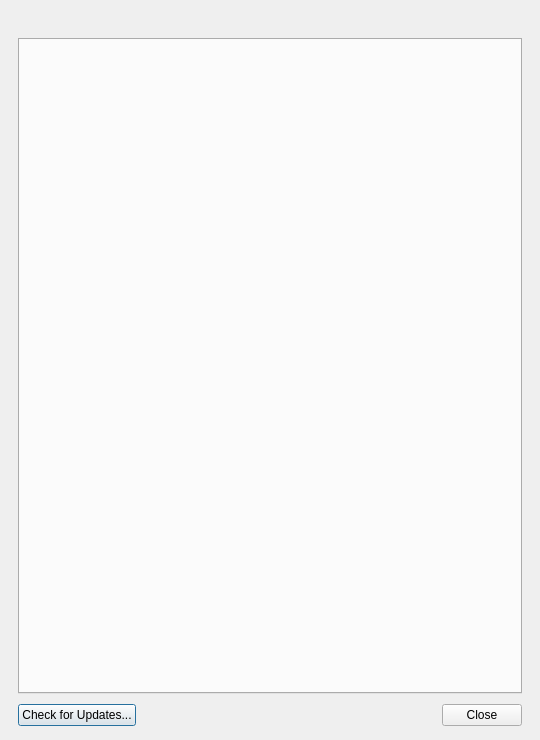
Syano18/GeoFASU_Mod, file main_dialog.ui: the form before one commit.
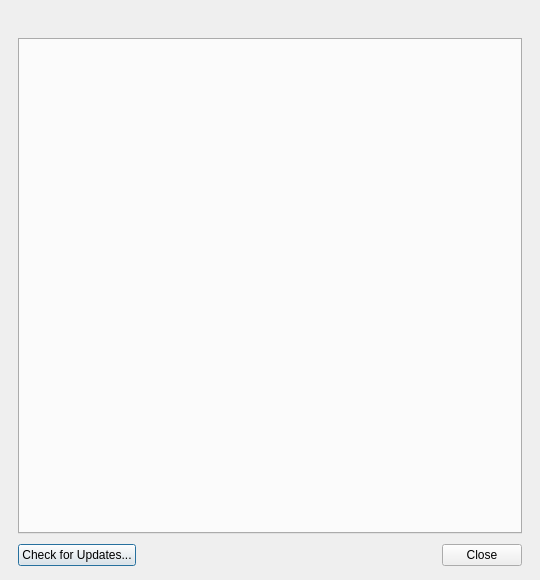
The form after the commit.

```diff
--- a/main_dialog.ui
+++ b/main_dialog.ui
@@ -7,13 +7,13 @@
     <x>0</x>
     <y>0</y>
     <width>540</width>
-    <height>740</height>
+    <height>580</height>
    </rect>
   </property>
   <property name="minimumSize">
    <size>
-    <width>500</width>
-    <height>680</height>
+    <width>480</width>
+    <height>460</height>
    </size>
   </property>
   <property name="windowTitle">
```
